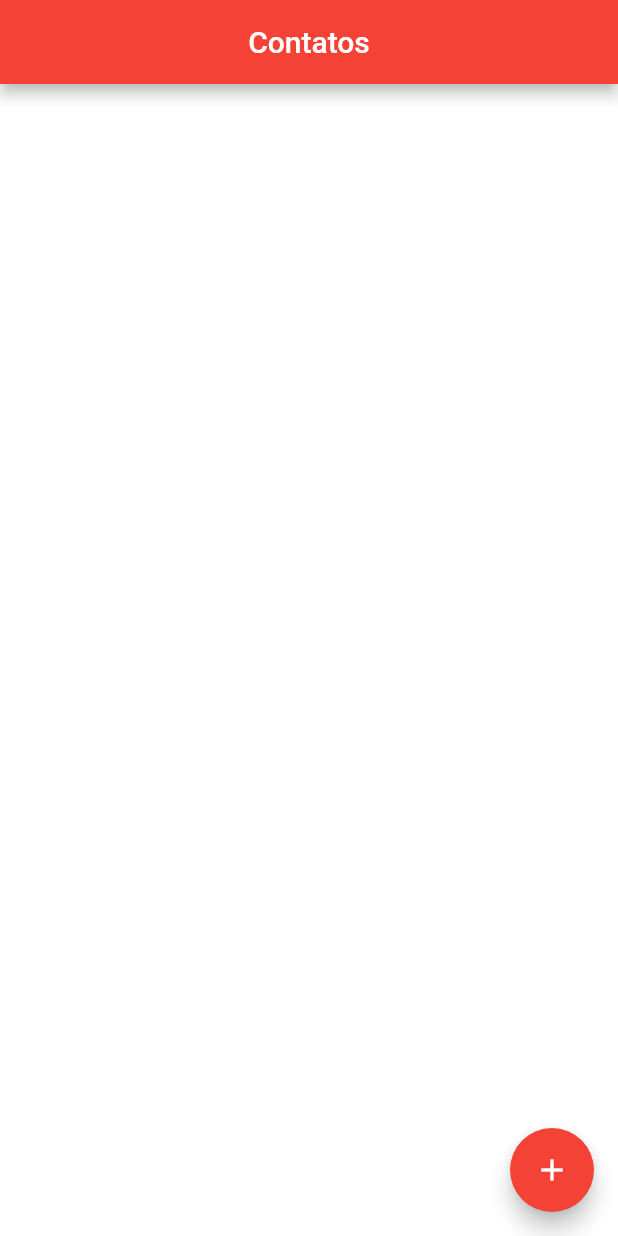
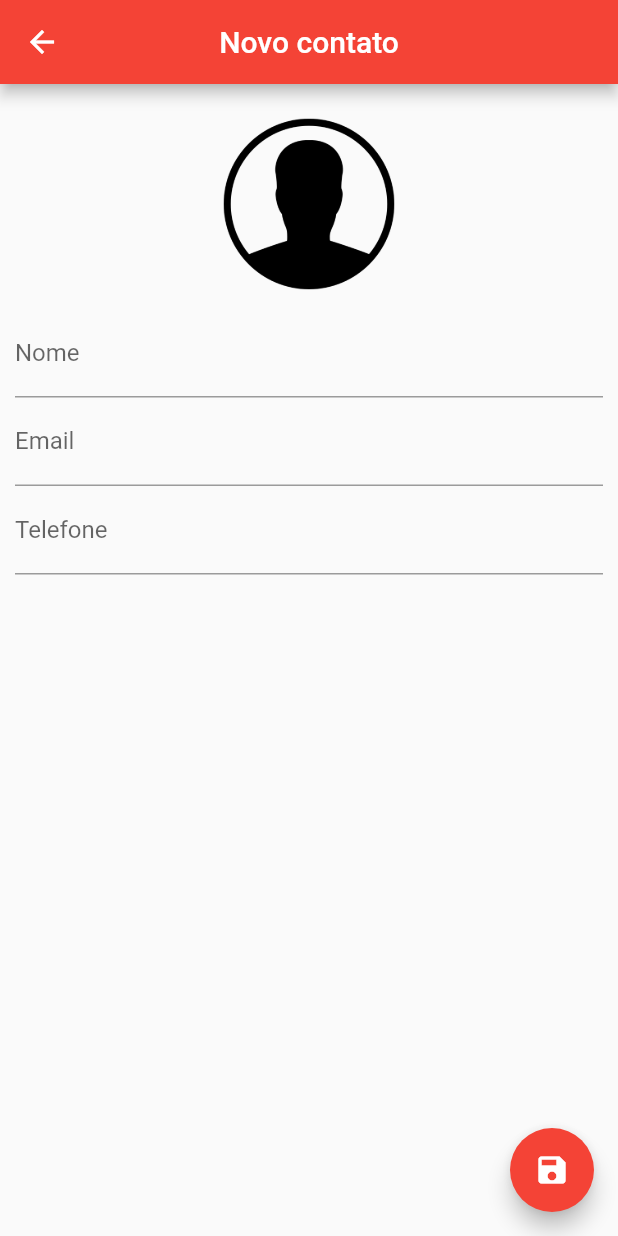
Before and after one commit to JoaoDenilson/Lista-de-Contatos, a Flutter app: the screen it shows after launch, after a tap on the "add" icon, on a phone screen of 412 x 824 dp. Run offline on Flutter 3.47's test engine with Material 2 defaults, Android fonts, the phone set to English and light mode, and no system bars; our stand-ins replace image_picker, sqflite; accounts and stored records are empty; statements that could not run were skipped.

Commit message:
Create and Edit

```diff
--- /dev/null
+++ b/lib/ui/contact_page.dart
@@ -0,0 +1,148 @@
+import 'dart:io';
+
+import 'package:agenda_contatos/helpers/contact_helper.dart';
+import 'package:flutter/material.dart';
+import 'package:image_picker/image_picker.dart';
+
+class ContactPage extends StatefulWidget {
+
+  final Contact contact;
+  ContactPage({this.contact});
+
+  @override
+  _ContactPageState createState() => _ContactPageState();
+}
+
+class _ContactPageState extends State<ContactPage> {
+
+  bool _contacEdited = false;
+  Contact _editedContact;
+
+  TextEditingController _nameController = TextEditingController();
+  TextEditingController _emailController = TextEditingController();
+  TextEditingController _phoneController = TextEditingController();
+
+  @override
+  void initState() {
+    super.initState();
+    if(widget.contact == null){
+      _editedContact = Contact();
+    }
+    else{
+      _editedContact = Contact.fromMap(widget.contact.toMap());
+      _nameController.text = _editedContact.name;
+      _emailController.text = _editedContact.email;
+      _phoneController.text = _editedContact.phone;
+    }
+  }
+
+  Future<bool> _requestPop(){
+    if(_contacEdited){
+      showDialog(context: context, builder: (context){
+        return AlertDialog(
+          title: Text("Deseja descartas as alterações ?"),
+          content: Text("Se sim, todas as suas alterações serão perdidas."),
+          actions: [
+            FlatButton(
+              child: Text("Cancelar"),
+              onPressed: (){
+                Navigator.pop(context);
+              },
+            ),
+            FlatButton(
+              child: Text("Sim"),
+              onPressed: (){
+                Navigator.pop(context);
+                Navigator.pop(context);
+              },
+            )
+          ],
+        );
+      });
+      return Future.value(false);
+    }
+    return Future.value(true);
+  }
+
+  @override
+  Widget build(BuildContext context) {
+    return WillPopScope(
+      child: Scaffold(
+        appBar: AppBar(
+          title: Text(_editedContact.name ?? "Novo contato"),
+          backgroundColor: Colors.red,
+          centerTitle: true,
+        ),
+        floatingActionButton: FloatingActionButton(
+          child: Icon(Icons.save),
+          backgroundColor: Colors.red,
+          onPressed: (){
+            if(_editedContact.name != null && _editedContact.name.isNotEmpty){
+              Navigator.pop(context, _editedContact);
+            }
+          },
+        ),
+        body: SingleChildScrollView(
+          padding: EdgeInsets.all(10.0),
+          child: Column(
+            children: [
+              GestureDetector(
+                child: Container(
+                  width: 140.0,
+                  height: 140.0,
+                  decoration: BoxDecoration(
+                    shape: BoxShape.circle,
+                    image: DecorationImage(
+                      image: _editedContact.img != null ?
+                      FileImage(File(_editedContact.img)) :
+                      AssetImage("images/person.png"),
+                      fit: BoxFit.cover
+                    )
+                  ),
+                ),
+                onTap: (){
+                  ImagePicker.platform.pickImage(source: ImageSource.camera).then((file) {
+                    if(file != null){
+                      setState(() {
+                        _editedContact.img = file.path;
+                      });
+                    }
+                  });
+                },
+              ),
+              TextField(
+                controller: _nameController,
+                decoration: InputDecoration(labelText: "Nome"),
+                onChanged: (text){
+                  _contacEdited = true;
+                  setState(() {
+                    _editedContact.name = text;
+                  });
+                },
+              ),
+              TextField(
+                controller: _emailController,
+                decoration: InputDecoration(labelText: "Email"),
+                keyboardType: TextInputType.emailAddress,
+                onChanged: (text){
+                  _contacEdited = true;
+                  _editedContact.email = text;
+                },
+              ),
+              TextField(
+                controller: _phoneController,
+                decoration: InputDecoration(labelText: "Telefone"),
+                keyboardType: TextInputType.phone,
+                onChanged: (text){
+                  _contacEdited = true;
+                  _editedContact.phone = text;
+                },
+              )
+            ],
+          ),
+        ),
+      ),
+      onWillPop: _requestPop();
+    );
+  }
+}
--- a/lib/ui/home_page.dart
+++ b/lib/ui/home_page.dart
@@ -1,5 +1,6 @@
 import 'dart:io';
 
+import 'package:agenda_contatos/ui/contact_page.dart';
 import 'package:flutter/material.dart';
 import 'package:agenda_contatos/helpers/contact_helper.dart';
 import 'package:url_launcher/url_launcher.dart';
@@ -44,8 +45,8 @@ class _homePageState extends State<homePage> {
                   decoration: BoxDecoration(
                     shape: BoxShape.circle,
                     image: DecorationImage(
-                      image: //contact.img != null ?
-                      //FileImage(File(contact.img)) :
+                      image: contact.img != null ?
+                      FileImage(File(contact.img)) :
                       AssetImage("images/person.png"),
                       fit: BoxFit.cover
                     )
@@ -119,10 +120,20 @@ class _homePageState extends State<homePage> {
   }
 
 
-  void _showContactPage({Contact contact}){
-    print("Contac page");
+  void _showContactPage({Contact contact}) async{
+    final recContact = await Navigator.push(context,
+      MaterialPageRoute(builder: (context) => ContactPage(contact: contact))
+    );
+    if(recContact != null){
+      if(contact != null){
+        await helper.updateContact(contact);
+      }
+      else{
+        await helper.saveContact(contact);
+      }
+      _getAllContacts();
+    }
   }
-
 
   @override
   Widget build(BuildContext context) {
--- a/pubspec.yaml
+++ b/pubspec.yaml
@@ -30,6 +30,7 @@ dependencies:
   cupertino_icons: ^0.1.3
   sqflite: ^1.3.0
   url_launcher: ^5.7.2
+  image_picker: ^0.6.7+11
 
 dev_dependencies:
   flutter_test:
```
Also changed, not shown: pubspec.lock.
